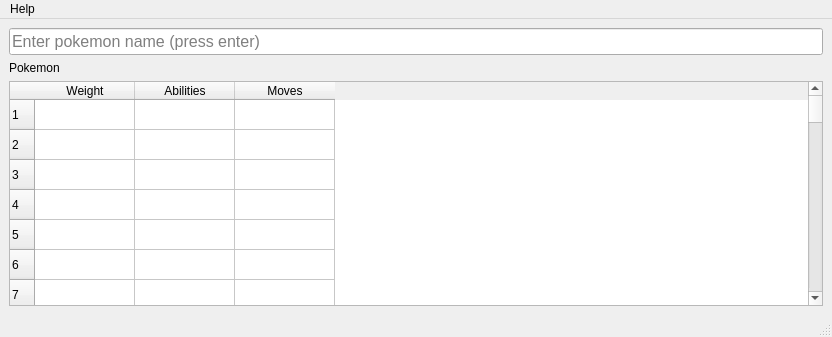
Before: the Qt Designer form main.ui in BrianHammond/Pokemon_REST_API_Getter, drawn with Qt 5.
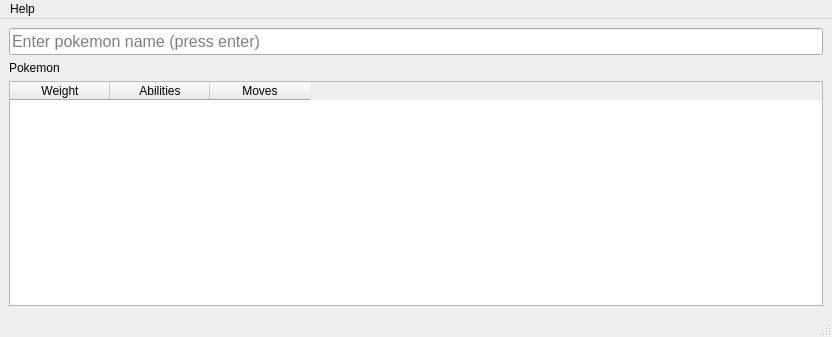
After: the same form once the commit is applied. Icons and pictures are not drawn.

```diff
--- a/main.ui
+++ b/main.ui
@@ -46,508 +46,8 @@
       <item>
        <widget class="QTableWidget" name="table">
         <property name="rowCount">
-         <number>500</number>
+         <number>0</number>
         </property>
-        <row/>
-        <row/>
-        <row/>
-        <row/>
-        <row/>
-        <row/>
-        <row/>
-        <row/>
-        <row/>
-        <row/>
-        <row/>
-        <row/>
-        <row/>
-        <row/>
-        <row/>
-        <row/>
-        <row/>
-        <row/>
-        <row/>
-        <row/>
-        <row/>
-        <row/>
-        <row/>
-        <row/>
-        <row/>
-        <row/>
-        <row/>
-        <row/>
-        <row/>
-        <row/>
-        <row/>
-        <row/>
-        <row/>
-        <row/>
-        <row/>
-        <row/>
-        <row/>
-        <row/>
-        <row/>
-        <row/>
-        <row/>
-        <row/>
-        <row/>
-        <row/>
-        <row/>
-        <row/>
-        <row/>
-        <row/>
-        <row/>
-        <row/>
-        <row/>
-        <row/>
-        <row/>
-        <row/>
-        <row/>
-        <row/>
-        <row/>
-        <row/>
-        <row/>
-        <row/>
-        <row/>
-        <row/>
-        <row/>
-        <row/>
-        <row/>
-        <row/>
-        <row/>
-        <row/>
-        <row/>
-        <row/>
-        <row/>
-        <row/>
-        <row/>
-        <row/>
-        <row/>
-        <row/>
-        <row/>
-        <row/>
-        <row/>
-        <row/>
-        <row/>
-        <row/>
-        <row/>
-        <row/>
-        <row/>
-        <row/>
-        <row/>
-        <row/>
-        <row/>
-        <row/>
-        <row/>
-        <row/>
-        <row/>
-        <row/>
-        <row/>
-        <row/>
-        <row/>
-        <row/>
-        <row/>
-        <row/>
-        <row/>
-        <row/>
-        <row/>
-        <row/>
-        <row/>
-        <row/>
-        <row/>
-        <row/>
-        <row/>
-        <row/>
-        <row/>
-        <row/>
-        <row/>
-        <row/>
-        <row/>
-        <row/>
-        <row/>
-        <row/>
-        <row/>
-        <row/>
-        <row/>
-        <row/>
-        <row/>
-        <row/>
-        <row/>
-        <row/>
-        <row/>
-        <row/>
-        <row/>
-        <row/>
-        <row/>
-        <row/>
-        <row/>
-        <row/>
-        <row/>
-        <row/>
-        <row/>
-        <row/>
-        <row/>
-        <row/>
-        <row/>
-        <row/>
-        <row/>
-        <row/>
-        <row/>
-        <row/>
-        <row/>
-        <row/>
-        <row/>
-        <row/>
-        <row/>
-        <row/>
-        <row/>
-        <row/>
-        <row/>
-        <row/>
-        <row/>
-        <row/>
-        <row/>
-        <row/>
-        <row/>
-        <row/>
-        <row/>
-        <row/>
-        <row/>
-        <row/>
-        <row/>
-        <row/>
-        <row/>
-        <row/>
-        <row/>
-        <row/>
-        <row/>
-        <row/>
-        <row/>
-        <row/>
-        <row/>
-        <row/>
-        <row/>
-        <row/>
-        <row/>
-        <row/>
-        <row/>
-        <row/>
-        <row/>
-        <row/>
-        <row/>
-        <row/>
-        <row/>
-        <row/>
-        <row/>
-        <row/>
-        <row/>
-        <row/>
-        <row/>
-        <row/>
-        <row/>
-        <row/>
-        <row/>
-        <row/>
-        <row/>
-        <row/>
-        <row/>
-        <row/>
-        <row/>
-        <row/>
-        <row/>
-        <row/>
-        <row/>
-        <row/>
-        <row/>
-        <row/>
-        <row/>
-        <row/>
-        <row/>
-        <row/>
-        <row/>
-        <row/>
-        <row/>
-        <row/>
-        <row/>
-        <row/>
-        <row/>
-        <row/>
-        <row/>
-        <row/>
-        <row/>
-        <row/>
-        <row/>
-        <row/>
-        <row/>
-        <row/>
-        <row/>
-        <row/>
-        <row/>
-        <row/>
-        <row/>
-        <row/>
-        <row/>
-        <row/>
-        <row/>
-        <row/>
-        <row/>
-        <row/>
-        <row/>
-        <row/>
-        <row/>
-        <row/>
-        <row/>
-        <row/>
-        <row/>
-        <row/>
-        <row/>
-        <row/>
-        <row/>
-        <row/>
-        <row/>
-        <row/>
-        <row/>
-        <row/>
-        <row/>
-        <row/>
-        <row/>
-        <row/>
-        <row/>
-        <row/>
-        <row/>
-        <row/>
-        <row/>
-        <row/>
-        <row/>
-        <row/>
-        <row/>
-        <row/>
-        <row/>
-        <row/>
-        <row/>
-        <row/>
-        <row/>
-        <row/>
-        <row/>
-        <row/>
-        <row/>
-        <row/>
-        <row/>
-        <row/>
-        <row/>
-        <row/>
-        <row/>
-        <row/>
-        <row/>
-        <row/>
-        <row/>
-        <row/>
-        <row/>
-        <row/>
-        <row/>
-        <row/>
-        <row/>
-        <row/>
-        <row/>
-        <row/>
-        <row/>
-        <row/>
-        <row/>
-        <row/>
-        <row/>
-        <row/>
-        <row/>
-        <row/>
-        <row/>
-        <row/>
-        <row/>
-        <row/>
-        <row/>
-        <row/>
-        <row/>
-        <row/>
-        <row/>
-        <row/>
-        <row/>
-        <row/>
-        <row/>
-        <row/>
-        <row/>
-        <row/>
-        <row/>
-        <row/>
-        <row/>
-        <row/>
-        <row/>
-        <row/>
-        <row/>
-        <row/>
-        <row/>
-        <row/>
-        <row/>
-        <row/>
-        <row/>
-        <row/>
-        <row/>
-        <row/>
-        <row/>
-        <row/>
-        <row/>
-        <row/>
-        <row/>
-        <row/>
-        <row/>
-        <row/>
-        <row/>
-        <row/>
-        <row/>
-        <row/>
-        <row/>
-        <row/>
-        <row/>
-        <row/>
-        <row/>
-        <row/>
-        <row/>
-        <row/>
-        <row/>
-        <row/>
-        <row/>
-        <row/>
-        <row/>
-        <row/>
-        <row/>
-        <row/>
-        <row/>
-        <row/>
-        <row/>
-        <row/>
-        <row/>
-        <row/>
-        <row/>
-        <row/>
-        <row/>
-        <row/>
-        <row/>
-        <row/>
-        <row/>
-        <row/>
-        <row/>
-        <row/>
-        <row/>
-        <row/>
-        <row/>
-        <row/>
-        <row/>
-        <row/>
-        <row/>
-        <row/>
-        <row/>
-        <row/>
-        <row/>
-        <row/>
-        <row/>
-        <row/>
-        <row/>
-        <row/>
-        <row/>
-        <row/>
-        <row/>
-        <row/>
-        <row/>
-        <row/>
-        <row/>
-        <row/>
-        <row/>
-        <row/>
-        <row/>
-        <row/>
-        <row/>
-        <row/>
-        <row/>
-        <row/>
-        <row/>
-        <row/>
-        <row/>
-        <row/>
-        <row/>
-        <row/>
-        <row/>
-        <row/>
-        <row/>
-        <row/>
-        <row/>
-        <row/>
-        <row/>
-        <row/>
-        <row/>
-        <row/>
-        <row/>
-        <row/>
-        <row/>
-        <row/>
-        <row/>
-        <row/>
-        <row/>
-        <row/>
-        <row/>
-        <row/>
-        <row/>
-        <row/>
-        <row/>
-        <row/>
-        <row/>
-        <row/>
-        <row/>
-        <row/>
-        <row/>
-        <row/>
-        <row/>
-        <row/>
-        <row/>
-        <row/>
-        <row/>
-        <row/>
-        <row/>
-        <row/>
-        <row/>
-        <row/>
-        <row/>
-        <row/>
-        <row/>
-        <row/>
-        <row/>
-        <row/>
-        <row/>
-        <row/>
-        <row/>
-        <row/>
-        <row/>
-        <row/>
-        <row/>
-        <row/>
-        <row/>
-        <row/>
-        <row/>
-        <row/>
-        <row/>
-        <row/>
-        <row/>
-        <row/>
-        <row/>
-        <row/>
-        <row/>
-        <row/>
-        <row/>
-        <row/>
-        <row/>
-        <row/>
-        <row/>
-        <row/>
-        <row/>
-        <row/>
-        <row/>
-        <row/>
         <column>
          <property name="text">
           <string>Weight</string>
```
